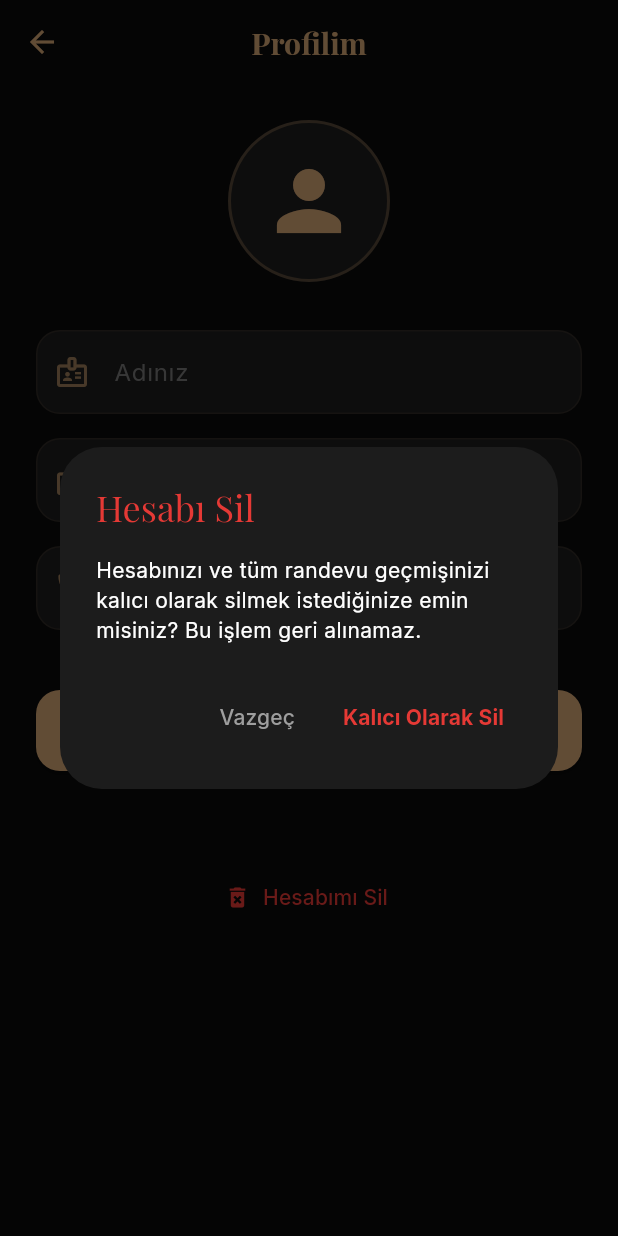
After one commit to TevfikUner/berber-app-frontend, a Flutter app: the ProfilEkrani screen opened directly, after a tap on "Hesabımı Sil", on a phone screen of 412 x 824 dp. The commit adds this screen. Run offline on Flutter 3.47's test engine with Material 3 defaults, Android fonts, the phone set to English and light mode, and no system bars; our stand-ins replace cached_network_image, firebase_auth, firebase_core, firebase_messaging, google_fonts, table_calendar; accounts and stored records are empty; network calls fail.

Commit message:
Ana sayfaya lüks profil butonu eklendi ve Profil Ekrani iskeleti kuruldu

```diff
--- /dev/null
+++ b/lib/screens/profil_ekrani.dart
@@ -0,0 +1,187 @@
+import 'package:flutter/material.dart';
+import 'package:google_fonts/google_fonts.dart';
+import '../../theme/app_theme.dart';
+// Gerekirse API servislerini buraya import edersin
+// import '../../services/api_service.dart';
+
+class ProfilEkrani extends StatefulWidget {
+  const ProfilEkrani({super.key});
+
+  @override
+  State<ProfilEkrani> createState() => _ProfilEkraniState();
+}
+
+class _ProfilEkraniState extends State<ProfilEkrani> {
+  final TextEditingController adKontrolcusu = TextEditingController();
+  final TextEditingController soyadKontrolcusu = TextEditingController();
+  final TextEditingController telefonKontrolcusu = TextEditingController();
+  bool yukleniyor = false;
+
+  @override
+  void initState() {
+    super.initState();
+    _bilgileriGetir();
+  }
+
+  // TODO: Firebase veya DB'den mevcut bilgileri buraya çek
+  Future<void> _bilgileriGetir() async {
+    // Örnek: final veriler = await ApiService.profilGetir();
+    // adKontrolcusu.text = veriler['ad'] ?? '';
+  }
+
+  Future<void> _bilgileriKaydet() async {
+    setState(() => yukleniyor = true);
+    try {
+      // TODO: ApiService.profilGuncelle(ad, soyad, tel)
+      await Future.delayed(const Duration(seconds: 1)); // Sahte bekleme
+
+      if (mounted) {
+        ScaffoldMessenger.of(context).showSnackBar(
+          const SnackBar(
+            content: Text('Bilgileriniz başarıyla kaydedildi!'),
+            backgroundColor: AppTheme.success,
+          ),
+        );
+      }
+    } catch (e) {
+      if (mounted) {
+        ScaffoldMessenger.of(context).showSnackBar(
+          SnackBar(content: Text('Hata: $e'), backgroundColor: AppTheme.error),
+        );
+      }
+    } finally {
+      if (mounted) setState(() => yukleniyor = false);
+    }
+  }
+
+  Future<void> _hesapSilmeOnayi() async {
+    final onay = await showDialog<bool>(
+      context: context,
+      builder: (ctx) => AlertDialog(
+        backgroundColor: AppTheme.surface,
+        title: Text('Hesabı Sil', style: GoogleFonts.playfairDisplay(color: AppTheme.error)),
+        content: const Text(
+          'Hesabınızı ve tüm randevu geçmişinizi kalıcı olarak silmek istediğinize emin misiniz? Bu işlem geri alınamaz.',
+          style: TextStyle(color: Colors.white),
+        ),
+        actions: [
+          TextButton(
+            onPressed: () => Navigator.pop(ctx, false),
+            child: const Text('Vazgeç', style: TextStyle(color: AppTheme.textSecondary)),
+          ),
+          TextButton(
+            onPressed: () => Navigator.pop(ctx, true),
+            child: const Text('Kalıcı Olarak Sil', style: TextStyle(color: AppTheme.error, fontWeight: FontWeight.bold)),
+          ),
+        ],
+      ),
+    );
+
+    if (onay == true) {
+      // TODO: AuthService.hesabiSil() ve Login ekranına at
+    }
+  }
+
+  @override
+  Widget build(BuildContext context) {
+    return Scaffold(
+      backgroundColor: AppTheme.black,
+      appBar: AppBar(
+        backgroundColor: AppTheme.black,
+        elevation: 0,
+        title: Text('Profilim', style: GoogleFonts.playfairDisplay(color: AppTheme.gold, fontSize: 20)),
+        leading: const BackButton(color: AppTheme.gold),
+      ),
+      body: SingleChildScrollView(
+        padding: const EdgeInsets.all(24.0),
+        child: Column(
+          children: [
+            // Üstteki Yuvarlak İkon
+            Container(
+              padding: const EdgeInsets.all(20),
+              decoration: BoxDecoration(
+                shape: BoxShape.circle,
+                color: AppTheme.surface,
+                border: Border.all(color: AppTheme.gold.withOpacity(0.3), width: 2),
+              ),
+              child: const Icon(Icons.person, color: AppTheme.gold, size: 64),
+            ),
+            const SizedBox(height: 32),
+
+            // Form Alanları
+            _ProfilGirdisi(baslik: 'Adınız', kontrolcu: adKontrolcusu, ikon: Icons.badge_outlined),
+            const SizedBox(height: 16),
+            _ProfilGirdisi(baslik: 'Soyadınız', kontrolcu: soyadKontrolcusu, ikon: Icons.badge_outlined),
+            const SizedBox(height: 16),
+            _ProfilGirdisi(baslik: 'Telefon Numaranız', kontrolcu: telefonKontrolcusu, ikon: Icons.phone_outlined, klavyeTipi: TextInputType.phone),
+            const SizedBox(height: 40),
+
+            // Kaydet Butonu
+            SizedBox(
+              width: double.infinity,
+              height: 54,
+              child: ElevatedButton(
+                style: ElevatedButton.styleFrom(
+                  backgroundColor: AppTheme.gold,
+                  shape: RoundedRectangleBorder(borderRadius: BorderRadius.circular(16)),
+                ),
+                onPressed: yukleniyor ? null : _bilgileriKaydet,
+                child: yukleniyor
+                    ? const CircularProgressIndicator(color: AppTheme.black)
+                    : Text('Bilgilerimi Kaydet', style: GoogleFonts.inter(color: AppTheme.black, fontSize: 16, fontWeight: FontWeight.bold)),
+              ),
+            ),
+
+            const SizedBox(height: 60),
+
+            // Google Play Zorunluluğu: Hesap Silme Butonu
+            TextButton.icon(
+              onPressed: _hesapSilmeOnayi,
+              icon: const Icon(Icons.delete_forever, color: AppTheme.error),
+              label: Text('Hesabımı Sil', style: GoogleFonts.inter(color: AppTheme.error, fontSize: 14)),
+            ),
+          ],
+        ),
+      ),
+    );
+  }
+}
+
+// Özel Text Field Tasarımı
+class _ProfilGirdisi extends StatelessWidget {
+  final String baslik;
+  final TextEditingController kontrolcu;
+  final IconData ikon;
+  final TextInputType klavyeTipi;
+
+  const _ProfilGirdisi({
+    required this.baslik,
+    required this.kontrolcu,
+    required this.ikon,
+    this.klavyeTipi = TextInputType.text,
+  });
+
+  @override
+  Widget build(BuildContext context) {
+    return TextField(
+      controller: kontrolcu,
+      keyboardType: klavyeTipi,
+      style: const TextStyle(color: Colors.white),
+      decoration: InputDecoration(
+        labelText: baslik,
+        labelStyle: TextStyle(color: AppTheme.textSecondary.withOpacity(0.7)),
+        prefixIcon: Icon(ikon, color: AppTheme.gold.withOpacity(0.7)),
+        filled: true,
+        fillColor: AppTheme.surface,
+        enabledBorder: OutlineInputBorder(
+          borderRadius: BorderRadius.circular(16),
+          borderSide: BorderSide(color: AppTheme.gold.withOpacity(0.1)),
+        ),
+        focusedBorder: OutlineInputBorder(
+          borderRadius: BorderRadius.circular(16),
+          borderSide: const BorderSide(color: AppTheme.gold),
+        ),
+      ),
+    );
+  }
+}
```
Also changed, not shown: lib/screens/home/home_screen.dart (+23 -1 lines), lib/screens/randevu_al/adim4_saat.dart (+10 -10 lines).
